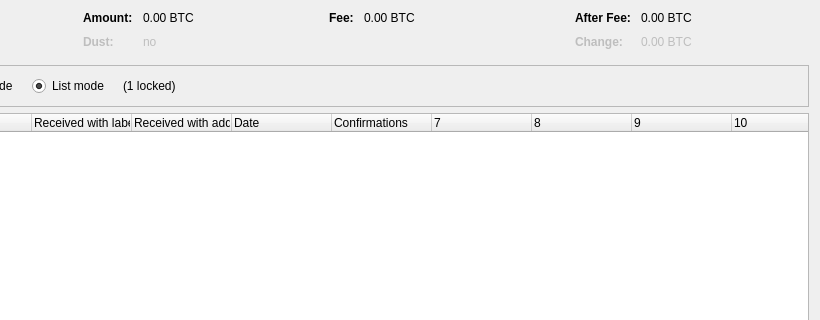
This is src/qt/forms/coincontroldialog.ui in LIMXTEC/BitSend as Qt 5 draws it before an edit; both pictures show x 180 to 1000 and y 0 to 320 of the 1000 by 500 pixel window. The edited form follows.
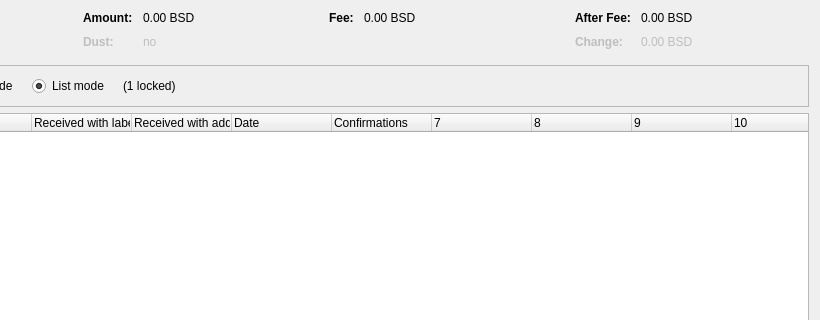
This is the edited form. Custom widgets are drawn as their Qt base class.

The edit to the form file:
```diff
--- a/src/qt/forms/coincontroldialog.ui
+++ b/src/qt/forms/coincontroldialog.ui
@@ -132,7 +132,7 @@
           <enum>Qt::ActionsContextMenu</enum>
          </property>
          <property name="text">
-          <string notr="true">0.00 BTC</string>
+          <string notr="true">0.00 BSD</string>
          </property>
          <property name="textInteractionFlags">
           <set>Qt::LinksAccessibleByMouse|Qt::TextSelectableByKeyboard|Qt::TextSelectableByMouse</set>
@@ -212,7 +212,7 @@
           <enum>Qt::ActionsContextMenu</enum>
          </property>
          <property name="text">
-          <string notr="true">0.00 BTC</string>
+          <string notr="true">0.00 BSD</string>
          </property>
          <property name="textInteractionFlags">
           <set>Qt::LinksAccessibleByMouse|Qt::TextSelectableByKeyboard|Qt::TextSelectableByMouse</set>
@@ -257,7 +257,7 @@
           <enum>Qt::ActionsContextMenu</enum>
          </property>
          <property name="text">
-          <string notr="true">0.00 BTC</string>
+          <string notr="true">0.00 BSD</string>
          </property>
          <property name="textInteractionFlags">
           <set>Qt::LinksAccessibleByMouse|Qt::TextSelectableByKeyboard|Qt::TextSelectableByMouse</set>
@@ -292,7 +292,7 @@
           <enum>Qt::ActionsContextMenu</enum>
          </property>
          <property name="text">
-          <string notr="true">0.00 BTC</string>
+          <string notr="true">0.00 BSD</string>
          </property>
          <property name="textInteractionFlags">
           <set>Qt::LinksAccessibleByMouse|Qt::TextSelectableByKeyboard|Qt::TextSelectableByMouse</set>
```
